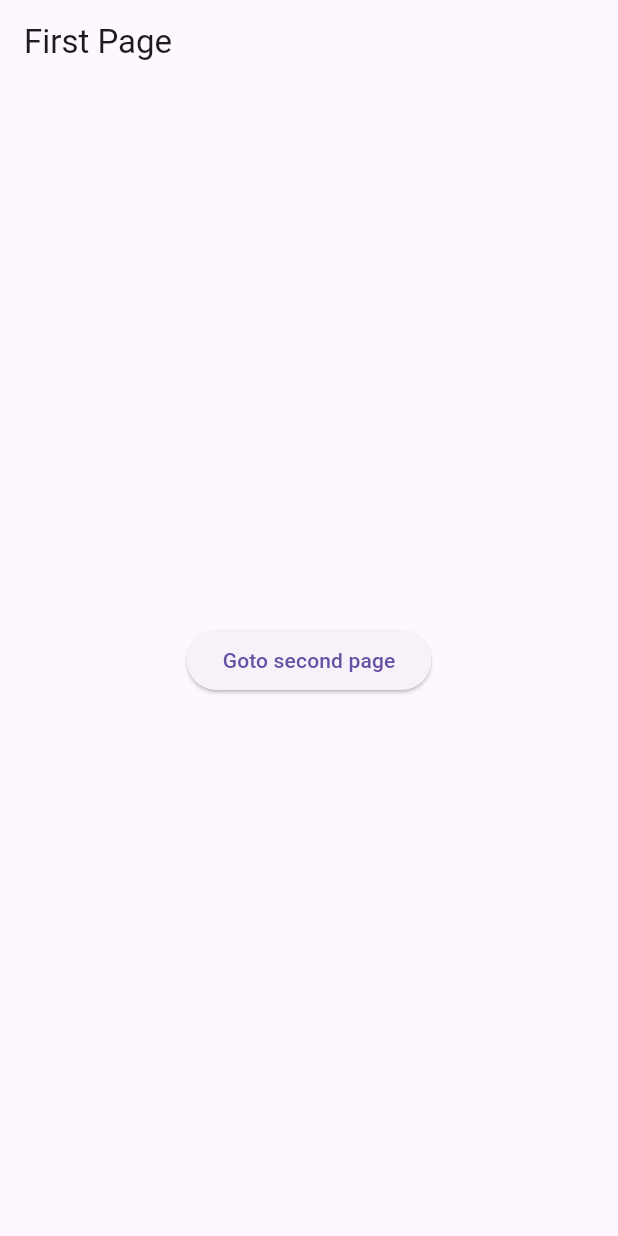
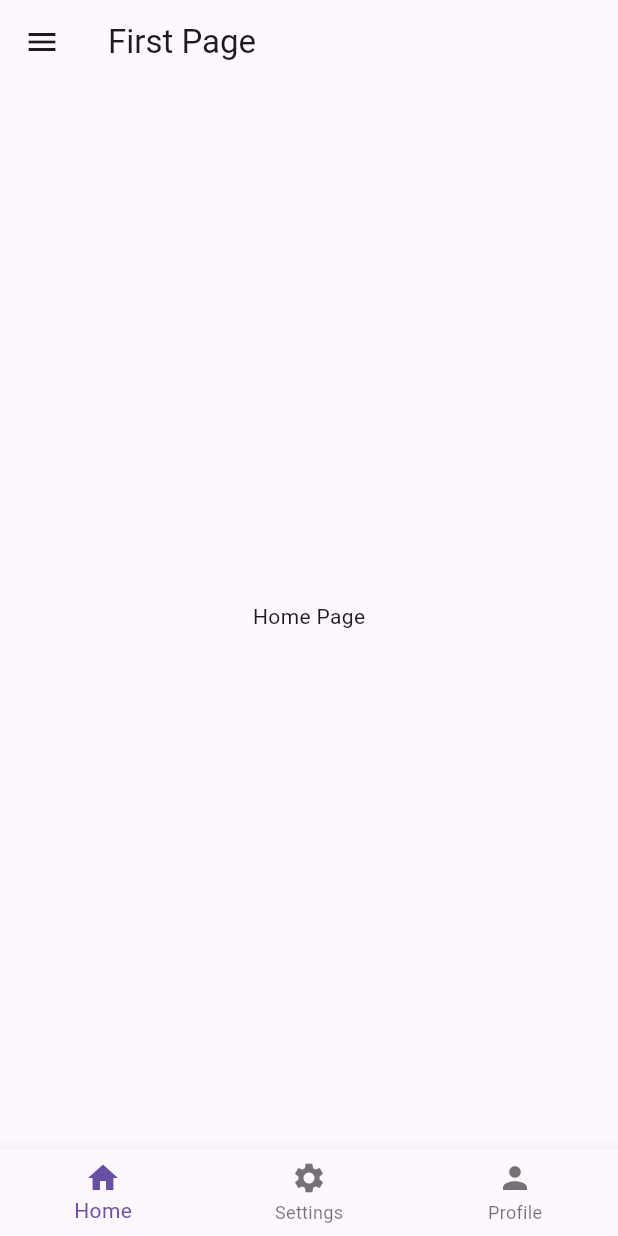
Before and after one commit to Sulaiman-010/navigation, a Flutter app: the screen it shows after launch, on a phone screen of 412 x 824 dp. Run offline on Flutter 3.47's test engine with Material 3 defaults, Android fonts, the phone set to English and light mode, and no system bars.

Commit message:
Navigation through bottom navigation bar on different screens added a drawer as well

```diff
--- a/lib/main.dart
+++ b/lib/main.dart
@@ -2,7 +2,9 @@
 
 import 'package:flutter/material.dart';
 import 'package:navigation/pages/first_page.dart';
+import 'package:navigation/pages/homepage.dart';
 import 'package:navigation/pages/second_page.dart';
+import 'package:navigation/pages/settingpage.dart';
 
 void main() {
   runApp(const MyApp());
@@ -19,6 +21,8 @@ class MyApp extends StatelessWidget {
       routes: {
         '/first': (context) => FirstPage(),
         '/second': (context) => SecondPage(),
+        '/homepage': (context) => HomePage(),
+        '/settingpage': (context) => SettingPage()
       },
     );
   }
--- a/lib/pages/first_page.dart
+++ b/lib/pages/first_page.dart
@@ -1,22 +1,72 @@
+// ignore_for_file: prefer_const_literals_to_create_immutables
+
 import 'package:flutter/material.dart';
+import 'package:navigation/pages/homepage.dart';
 import 'package:navigation/pages/second_page.dart';
+import 'package:navigation/pages/settingpage.dart';
 
-class FirstPage extends StatelessWidget {
-  const FirstPage({super.key});
+class FirstPage extends StatefulWidget {
+  FirstPage({super.key});
 
+  @override
+  State<FirstPage> createState() => _FirstPageState();
+}
+
+class _FirstPageState extends State<FirstPage> {
+  void navigate_bottombar (int index)
+  {
+    setState(() {
+      _selectedindex = index;
+    });
+  }
+
+  int _selectedindex = 0;
+  final List pages = [HomePage(), SettingPage(), SecondPage()];
   @override
   Widget build(BuildContext context) {
     return Scaffold(
       appBar: AppBar(
         title: const Text('First Page'),
       ),
-      body: Center(
-          child: ElevatedButton(
-        onPressed: () => {
-        Navigator.pushNamed(context, '/second')
-        },
-        child: Text("Goto second page"),
-      )),
+      body: pages[_selectedindex],
+      bottomNavigationBar: BottomNavigationBar(
+        currentIndex: _selectedindex,
+        onTap: navigate_bottombar,
+        items: [
+          BottomNavigationBarItem(icon: Icon(Icons.home), label: "Home"),
+          BottomNavigationBarItem(
+              icon: Icon(Icons.settings), label: "Settings"),
+          BottomNavigationBarItem(icon: Icon(Icons.person), label: "Profile")
+        ],
+      ),
+      drawer: Drawer(
+        backgroundColor: Colors.deepPurple[300],
+        child: Column(
+          children: [
+            DrawerHeader(
+                child: Icon(
+              Icons.favorite,
+              size: 40,
+            )),
+            ListTile(
+              onTap: () {
+                Navigator.pop(context);
+                Navigator.pushNamed(context, '/homepage');
+              },
+              leading: Icon(Icons.home),
+              title: Text("H O M E"),
+            ),
+            ListTile(
+              onTap: () {
+                Navigator.pop(context);
+                Navigator.pushNamed(context, '/settingpage');
+              },
+              leading: Icon(Icons.settings),
+              title: Text("S E T T I N G S"),
+            ),
+          ],
+        ),
+      ),
     );
   }
 }
--- /dev/null
+++ b/lib/pages/homepage.dart
@@ -0,0 +1,14 @@
+import 'package:flutter/material.dart';
+
+class HomePage extends StatelessWidget {
+  const HomePage({super.key});
+
+  @override
+  Widget build(BuildContext context) {
+    return Scaffold(
+      body: Center(
+        child: Text("Home Page"),
+      ),
+    );
+  }
+}
--- a/lib/pages/second_page.dart
+++ b/lib/pages/second_page.dart
@@ -7,16 +7,9 @@ class SecondPage extends StatelessWidget {
   @override
   Widget build(BuildContext context) {
     return Scaffold(
-      appBar: AppBar(
-        title: const Text('Second Page'),
+      body: Center(
+        child: Text("Second Profile Page"),
       ),
-      body: Center(
-          child: ElevatedButton(
-        onPressed: () => {
-          Navigator.pushNamed(context, '/first')
-        },
-        child: Text("Goto First page"),
-      )),
     );
   }
 }
```
Also changed, not shown: lib/pages/settingpage.dart (added, +12 -0 lines).
